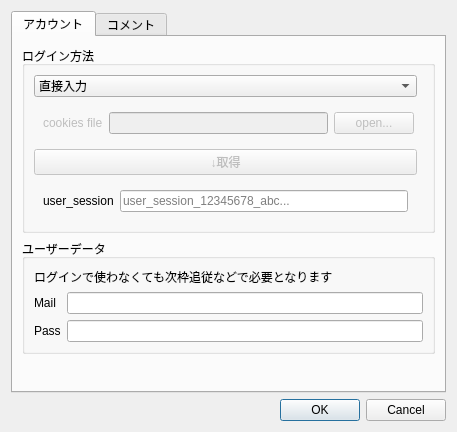
Qt form ui/settingswindow.ui (diginatu/Viqo) before a commit.
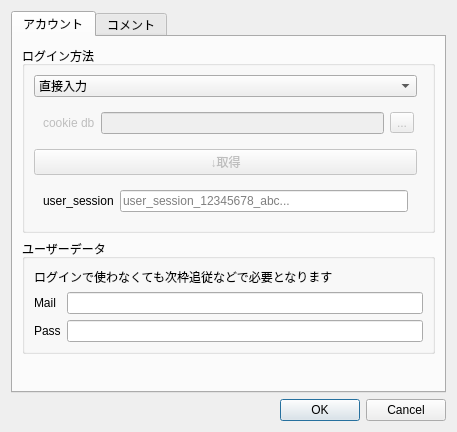
The same form after that commit.

```diff
--- a/ui/settingswindow.ui
+++ b/ui/settingswindow.ui
@@ -72,23 +72,20 @@
              <bool>false</bool>
             </property>
             <layout class="QGridLayout" name="gridLayout_4">
-             <item row="1" column="2">
-              <widget class="QPushButton" name="cookiesetting_file_open_button">
-               <property name="text">
-                <string>open...</string>
-               </property>
-              </widget>
-             </item>
              <item row="1" column="1">
               <widget class="QLineEdit" name="cookiesetting_filename"/>
              </item>
              <item row="1" column="0">
               <widget class="QLabel" name="cookiesetting_file_label">
                <property name="text">
-                <string>cookies file</string>
+                <string>cookie db</string>
                </property>
-               <property name="buddy">
-                <cstring>cookiesetting_file_open_button</cstring>
+              </widget>
+             </item>
+             <item row="1" column="2">
+              <widget class="QToolButton" name="cookiesetting_file_open_button">
+               <property name="text">
+                <string>...</string>
                </property>
               </widget>
              </item>
```
